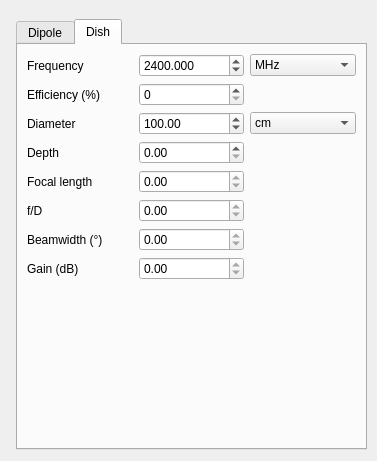
f4exb/sdrangel, file plugins/feature/antennatools/antennatoolsgui.ui: the form before one commit.
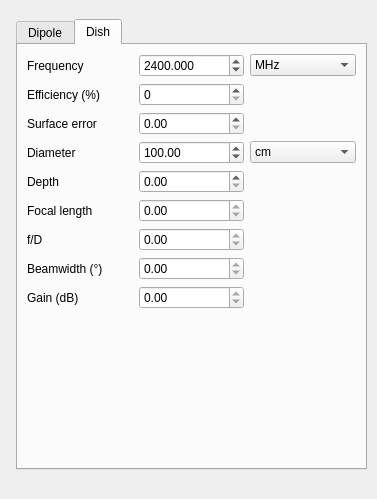
The form after the commit. The open tabs and pages were chosen to show the change. Icons and pictures are not drawn. Custom widgets are drawn as their Qt base class.

Commit message: Antenna Tools: Add surface error parameter for dish gain calculation. Fix focal length units

The edit to the form file:
```diff
--- a/plugins/feature/antennatools/antennatoolsgui.ui
+++ b/plugins/feature/antennatools/antennatoolsgui.ui
@@ -7,7 +7,7 @@
     <x>0</x>
     <y>0</y>
     <width>377</width>
-    <height>461</height>
+    <height>499</height>
    </rect>
   </property>
   <property name="sizePolicy">
@@ -43,7 +43,7 @@
      <x>16</x>
      <y>19</y>
      <width>351</width>
-     <height>431</height>
+     <height>451</height>
     </rect>
    </property>
    <property name="sizePolicy">
@@ -219,34 +219,21 @@
      <string>Dish</string>
     </attribute>
     <layout class="QGridLayout" name="gridLayout_2">
-     <item row="7" column="0">
+     <item row="8" column="0">
       <widget class="QLabel" name="dishBeamwidthLabel">
        <property name="text">
         <string>Beamwidth (°)</string>
        </property>
       </widget>
      </item>
-     <item row="5" column="1">
-      <widget class="QDoubleSpinBox" name="dishFD">
-       <property name="toolTip">
-        <string>Focal length to diameter ratio</string>
-       </property>
-       <property name="readOnly">
-        <bool>true</bool>
-       </property>
-       <property name="maximum">
-        <double>1.000000000000000</double>
-       </property>
-      </widget>
-     </item>
-     <item row="2" column="0">
-      <widget class="QLabel" name="dishDiameteLabel">
+     <item row="0" column="0">
+      <widget class="QLabel" name="dishFrequencyLabel">
        <property name="text">
-        <string>Diameter</string>
+        <string>Frequency</string>
        </property>
       </widget>
      </item>
-     <item row="10" column="0" colspan="3">
+     <item row="11" column="0" colspan="3">
       <widget class="QLabel" name="dishImage">
        <property name="text">
         <string/>
@@ -259,13 +246,6 @@
        </property>
       </widget>
      </item>
-     <item row="5" column="0">
-      <widget class="QLabel" name="dishFDLabel">
-       <property name="text">
-        <string>f/D</string>
-       </property>
-      </widget>
-     </item>
      <item row="0" column="2">
       <widget class="QComboBox" name="dishFrequencySelect">
        <property name="sizePolicy">
@@ -290,7 +270,21 @@
        </item>
       </widget>
      </item>
-     <item row="9" column="1">
+     <item row="5" column="0">
+      <widget class="QLabel" name="dishFocalLengthLabel">
+       <property name="text">
+        <string>Focal length</string>
+       </property>
+      </widget>
+     </item>
+     <item row="1" column="0">
+      <widget class="QLabel" name="dishEfficiencyLabel">
+       <property name="text">
+        <string>Efficiency (%)</string>
+       </property>
+      </widget>
+     </item>
+     <item row="10" column="1">
       <widget class="QDoubleSpinBox" name="dishGain">
        <property name="toolTip">
         <string>Dish gain</string>
@@ -303,65 +297,40 @@
        </property>
       </widget>
      </item>
-     <item row="1" column="1">
-      <widget class="QSpinBox" name="dishEfficiency">
-       <property name="toolTip">
-        <string>Dish efficiency in percent</string>
-       </property>
-       <property name="maximum">
-        <number>100</number>
-       </property>
-      </widget>
-     </item>
-     <item row="3" column="0">
+     <item row="4" column="0">
       <widget class="QLabel" name="dishDepthLabel">
        <property name="text">
         <string>Depth</string>
        </property>
       </widget>
      </item>
-     <item row="2" column="2">
-      <widget class="QComboBox" name="dishLengthUnits">
-       <property name="sizePolicy">
-        <sizepolicy hsizetype="Preferred" vsizetype="Fixed">
-         <horstretch>0</horstretch>
-         <verstretch>0</verstretch>
-        </sizepolicy>
+     <item row="12" column="0">
+      <spacer name="verticalSpacer">
+       <property name="orientation">
+        <enum>Qt::Vertical</enum>
        </property>
-       <property name="minimumSize">
+       <property name="sizeHint" stdset="0">
         <size>
-         <width>0</width>
-         <height>0</height>
+         <width>20</width>
+         <height>40</height>
         </size>
        </property>
+      </spacer>
+     </item>
+     <item row="5" column="1">
+      <widget class="QDoubleSpinBox" name="dishFocalLength">
        <property name="toolTip">
         <string>Units for lengths</string>
        </property>
-       <item>
-        <property name="text">
-         <string>cm</string>
-        </property>
-       </item>
-       <item>
-        <property name="text">
-         <string>m</string>
-        </property>
-       </item>
-       <item>
-        <property name="text">
-         <string>feet</string>
-        </property>
-       </item>
-      </widget>
-     </item>
-     <item row="9" column="0">
-      <widget class="QLabel" name="dishGainLabel">
-       <property name="text">
-        <string>Gain (dB)</string>
+       <property name="readOnly">
+        <bool>true</bool>
        </property>
+       <property name="maximum">
+        <double>1000.000000000000000</double>
+       </property>
       </widget>
      </item>
-     <item row="7" column="1">
+     <item row="8" column="1">
       <widget class="QDoubleSpinBox" name="dishBeamwidth">
        <property name="toolTip">
         <string>Halfpower (-3dB) beamwidth in degrees</string>
@@ -374,14 +343,7 @@
        </property>
       </widget>
      </item>
-     <item row="1" column="0">
-      <widget class="QLabel" name="dishEfficiencyLabel">
-       <property name="text">
-        <string>Efficiency (%)</string>
-       </property>
-      </widget>
-     </item>
-     <item row="3" column="1">
+     <item row="4" column="1">
       <widget class="QDoubleSpinBox" name="dishDepth">
        <property name="toolTip">
         <string>Depth of the dish</string>
@@ -391,6 +353,13 @@
        </property>
       </widget>
      </item>
+     <item row="10" column="0">
+      <widget class="QLabel" name="dishGainLabel">
+       <property name="text">
+        <string>Gain (dB)</string>
+       </property>
+      </widget>
+     </item>
      <item row="0" column="1">
       <widget class="QDoubleSpinBox" name="dishFrequency">
        <property name="toolTip">
@@ -407,27 +376,7 @@
        </property>
       </widget>
      </item>
-     <item row="11" column="0">
-      <spacer name="verticalSpacer">
-       <property name="orientation">
-        <enum>Qt::Vertical</enum>
-       </property>
-       <property name="sizeHint" stdset="0">
-        <size>
-         <width>20</width>
-         <height>40</height>
-        </size>
-       </property>
-      </spacer>
-     </item>
-     <item row="0" column="0">
-      <widget class="QLabel" name="dishFrequencyLabel">
-       <property name="text">
-        <string>Frequency</string>
-       </property>
-      </widget>
-     </item>
-     <item row="2" column="1">
+     <item row="3" column="1">
       <widget class="QDoubleSpinBox" name="dishDiameter">
        <property name="toolTip">
         <string>Diameter of the dish</string>
@@ -440,15 +389,8 @@
        </property>
       </widget>
      </item>
-     <item row="4" column="0">
-      <widget class="QLabel" name="dishFocalLengthLabel">
-       <property name="text">
-        <string>Focal length</string>
-       </property>
-      </widget>
-     </item>
-     <item row="4" column="1">
-      <widget class="QDoubleSpinBox" name="dishFocalLength">
+     <item row="6" column="1">
+      <widget class="QDoubleSpinBox" name="dishFD">
        <property name="toolTip">
         <string>Focal length</string>
        </property>
@@ -456,7 +398,85 @@
         <bool>true</bool>
        </property>
        <property name="maximum">
-        <double>1000.000000000000000</double>
+        <double>1.000000000000000</double>
+       </property>
+      </widget>
+     </item>
+     <item row="3" column="0">
+      <widget class="QLabel" name="dishDiameteLabel">
+       <property name="text">
+        <string>Diameter</string>
+       </property>
+      </widget>
+     </item>
+     <item row="6" column="0">
+      <widget class="QLabel" name="dishFDLabel">
+       <property name="text">
+        <string>f/D</string>
+       </property>
+      </widget>
+     </item>
+     <item row="3" column="2">
+      <widget class="QComboBox" name="dishLengthUnits">
+       <property name="sizePolicy">
+        <sizepolicy hsizetype="Preferred" vsizetype="Fixed">
+         <horstretch>0</horstretch>
+         <verstretch>0</verstretch>
+        </sizepolicy>
+       </property>
+       <property name="minimumSize">
+        <size>
+         <width>0</width>
+         <height>0</height>
+        </size>
+       </property>
+       <property name="toolTip">
+        <string>Units for lengths</string>
+       </property>
+       <item>
+        <property name="text">
+         <string>cm</string>
+        </property>
+       </item>
+       <item>
+        <property name="text">
+         <string>m</string>
+        </property>
+       </item>
+       <item>
+        <property name="text">
+         <string>feet</string>
+        </property>
+       </item>
+      </widget>
+     </item>
+     <item row="1" column="1">
+      <widget class="QSpinBox" name="dishEfficiency">
+       <property name="toolTip">
+        <string>Dish efficiency in percent</string>
+       </property>
+       <property name="maximum">
+        <number>100</number>
+       </property>
+      </widget>
+     </item>
+     <item row="2" column="0">
+      <widget class="QLabel" name="dishSurfaceErrorLabel">
+       <property name="text">
+        <string>Surface error</string>
+       </property>
+      </widget>
+     </item>
+     <item row="2" column="1">
+      <widget class="QDoubleSpinBox" name="dishSurfaceError">
+       <property name="toolTip">
+        <string>RMS surface error (as a length)</string>
+       </property>
+       <property name="readOnly">
+        <bool>false</bool>
+       </property>
+       <property name="maximum">
+        <double>360.000000000000000</double>
        </property>
       </widget>
      </item>
```
Left out of the diff: 7 changed lines with no effect on the pictures. The commit also changes 5 other files.
